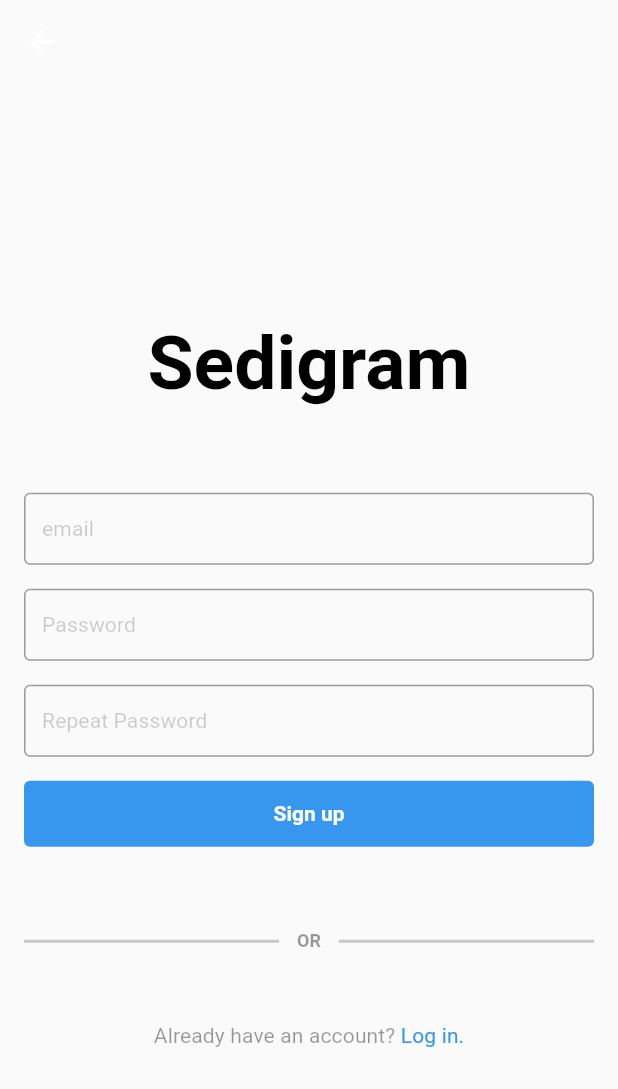
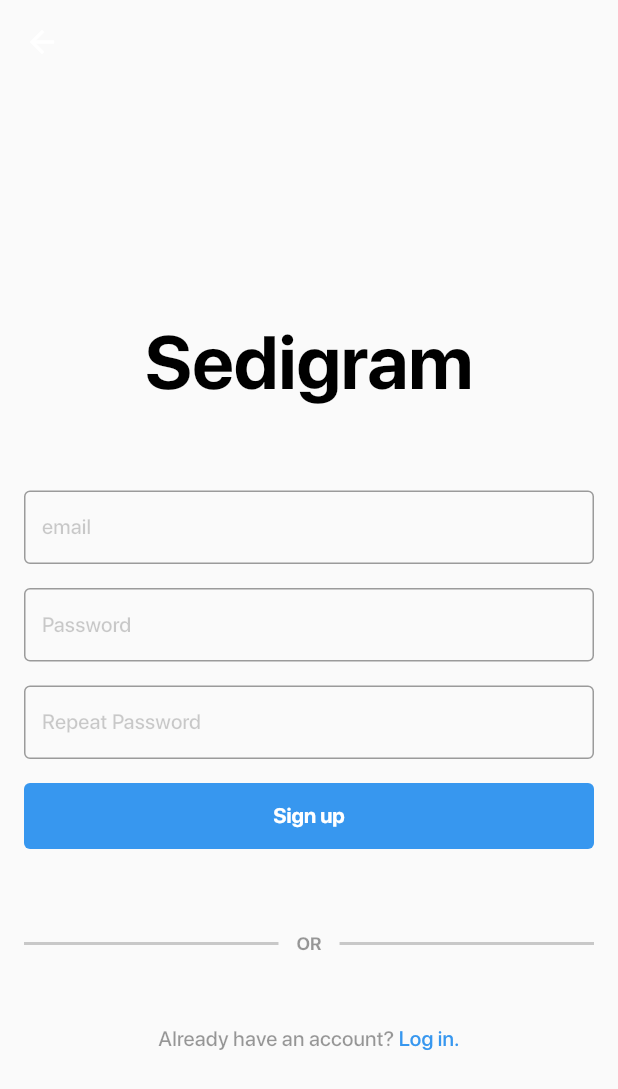
Before and after one commit to SediqeZangane/sedigram, a Flutter app: the screen it shows after launch, after a tap on "Sign up.", on a phone screen of 412 x 824 dp. Shown: the top 1089 px of the screen. Run offline on Flutter 3.47's test engine with Material 2 defaults, Android fonts, the phone set to English and light mode, and no system bars.

Commit message:
Add Fonts

```diff
--- a/lib/main.dart
+++ b/lib/main.dart
@@ -22,6 +22,7 @@ class MyApp extends StatelessWidget {
       theme: ThemeData(
         textTheme: textTheme,
         colorScheme: colorScheme,
+        fontFamily: 'SFPro',
       ),
       home: const LoginScreen(),
     );
--- a/lib/sign_up/presentation/sign_up_screen.dart
+++ b/lib/sign_up/presentation/sign_up_screen.dart
@@ -3,7 +3,6 @@ import 'package:sedigram/core/presentation/widget/form_text_field.dart';
 import 'package:sedigram/core/presentation/widget/have_account_button.dart';
 import 'package:sedigram/core/presentation/widget/primary_button.dart';
 import 'package:sedigram/core/presentation/widget/text_separator_widget.dart';
-import 'package:sedigram/login/presentation/login_screen.dart';
 import 'package:sedigram/theme/presentation/dimens.dart';
 
 class SignUpScreen extends StatelessWidget {
@@ -73,7 +72,7 @@ class SignUpScreen extends StatelessWidget {
                 description: 'Already have an account? ',
                 link: 'Log in.',
                 onClick: () {
-                  Navigator.pushNamed(context, LoginScreen.routeNamed);
+                  Navigator.of(context).pop();
                 },
               ),
             ],
--- a/pubspec.yaml
+++ b/pubspec.yaml
@@ -17,3 +17,9 @@ dev_dependencies:
   very_good_analysis: ^4.0.0+1
 flutter:
   uses-material-design: true
+  fonts:
+    - family: SFPro
+      fonts:
+        - asset: assets/fonts/SFPRODISPLAYBOLD.OTF
+          weight: 600
+        - asset: assets/fonts/SFPRODISPLAYMEDIUM.OTF
```
Also changed, not shown: assets/fonts/SFPRODISPLAYBOLD.OTF (added), assets/fonts/SFPRODISPLAYMEDIUM.OTF (added).
